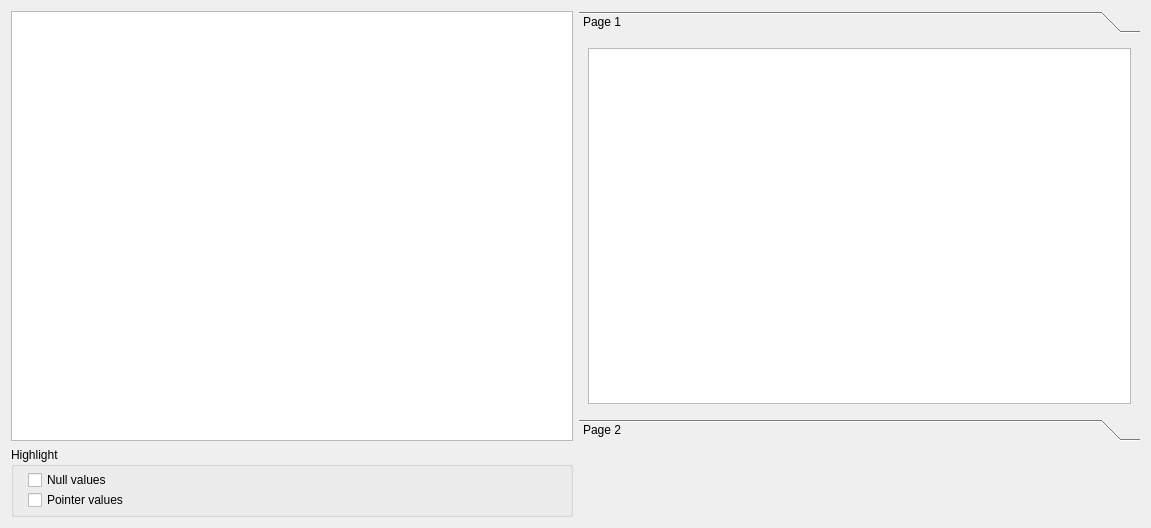
trolldbois/python-haystack, file haystack/gui/memmaptab.ui: the form before one commit.
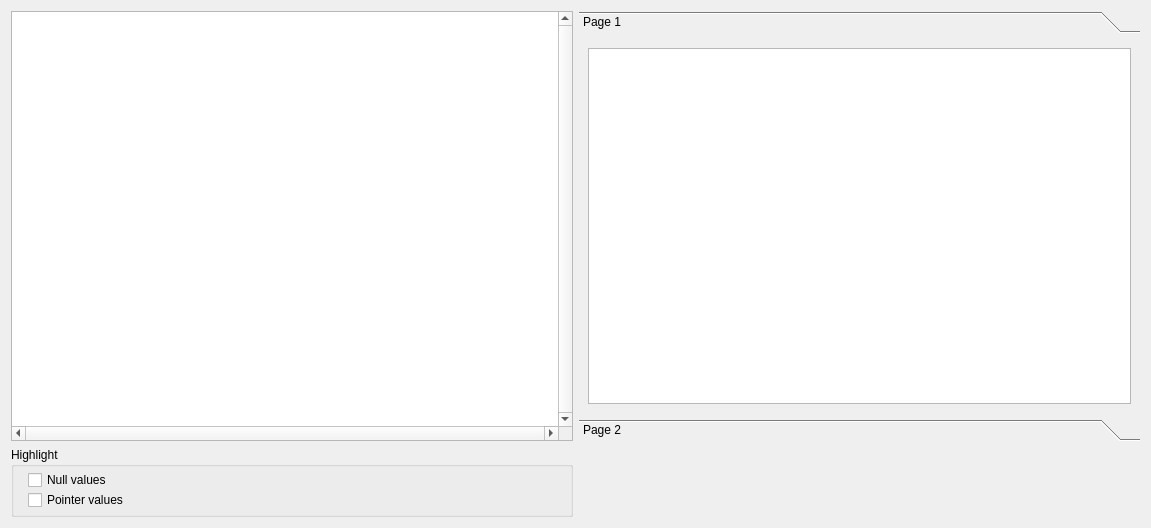
The form after the commit.

Commit message: add gui support for search regexp

Patch:
```diff
--- a/haystack/gui/memmaptab.ui
+++ b/haystack/gui/memmaptab.ui
@@ -25,6 +25,12 @@
        <verstretch>0</verstretch>
       </sizepolicy>
      </property>
+     <property name="verticalScrollBarPolicy">
+      <enum>Qt::ScrollBarAlwaysOn</enum>
+     </property>
+     <property name="horizontalScrollBarPolicy">
+      <enum>Qt::ScrollBarAlwaysOn</enum>
+     </property>
     </widget>
    </item>
    <item row="1" column="0">
```
Left out of the diff: 19 changed lines with no effect on the pictures. The commit also changes 6 other files.
